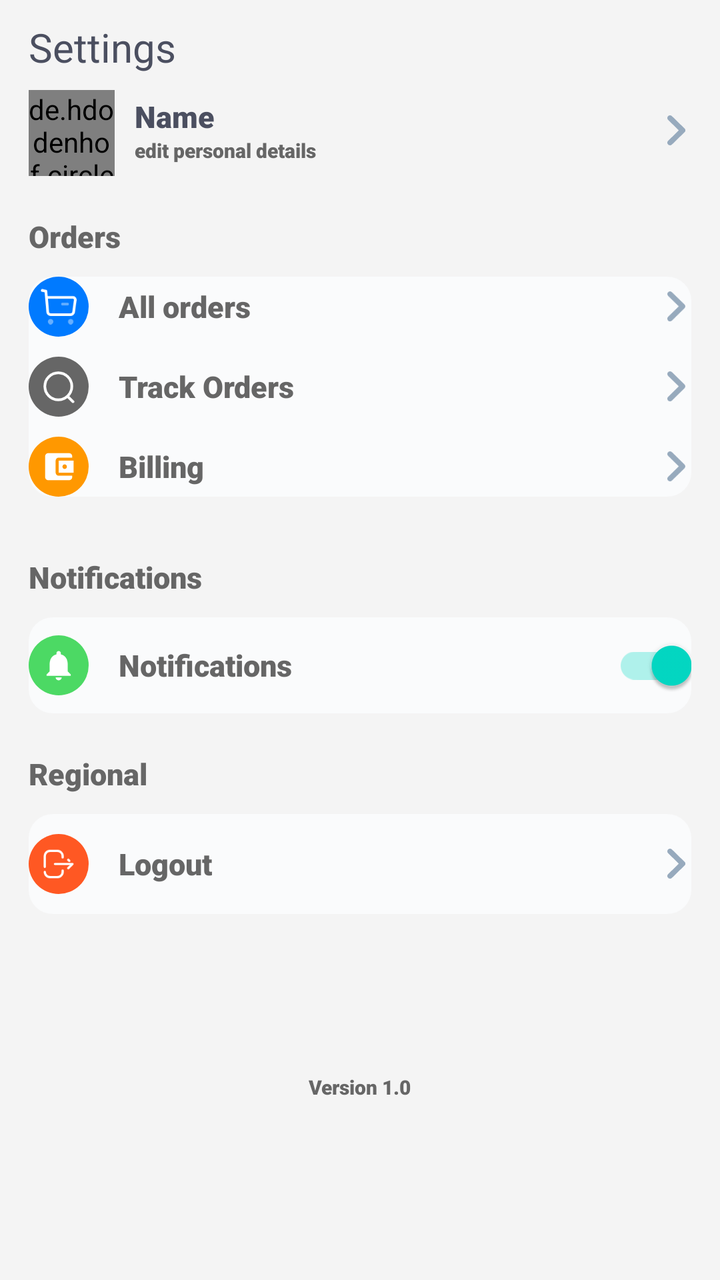
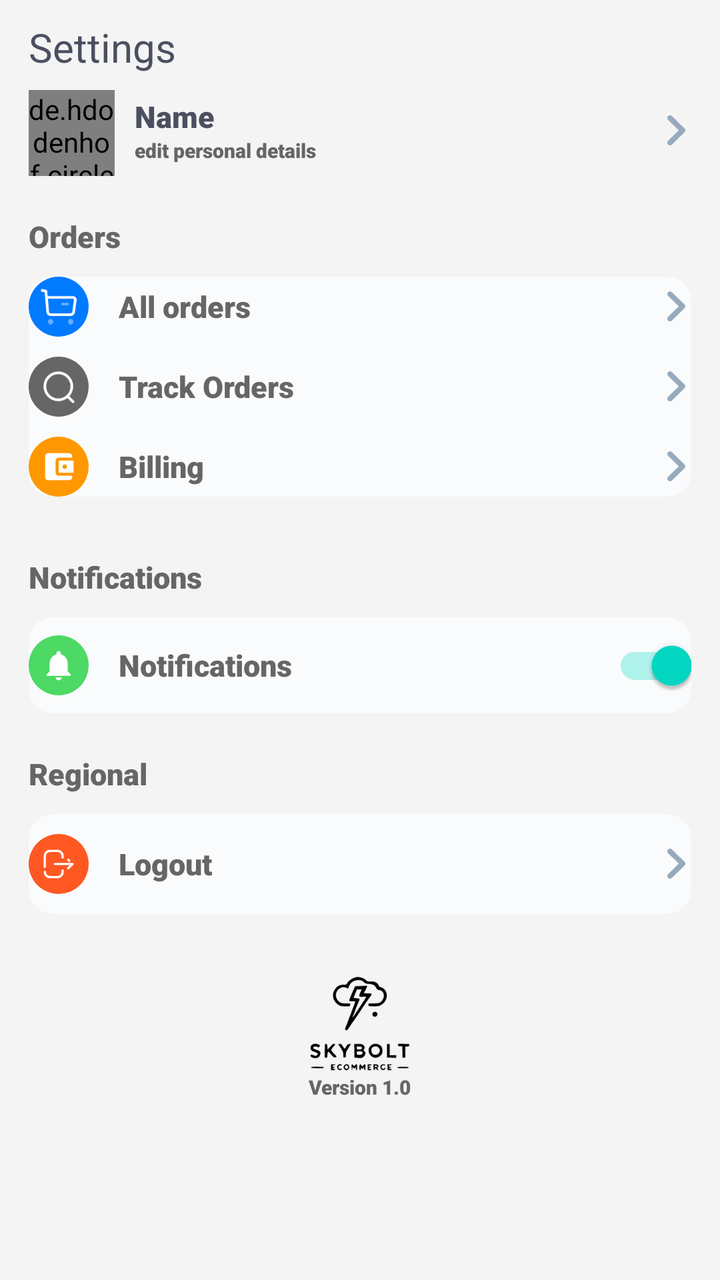

Compare the two renders of this Android layout. The source of the first and the diff that turns it into the second are given below.
<!-- AndroidManifest.xml: application theme Theme.SkyboltECommerceApp -->
<!-- res/layout/fragment_profile.xml -->
<?xml version="1.0" encoding="utf-8"?>
<androidx.core.widget.NestedScrollView xmlns:android="http://schemas.android.com/apk/res/android"
    xmlns:app="http://schemas.android.com/apk/res-auto"
    xmlns:tools="http://schemas.android.com/tools"
    android:layout_width="match_parent"
    android:layout_height="match_parent"
    android:fillViewport="true"
    tools:context=".Fragments.Shopping.ProfileFragment"
    android:background="#F4F4F4">



    <androidx.constraintlayout.widget.ConstraintLayout
        android:layout_width="match_parent"
        android:layout_height="match_parent">

        <ProgressBar
            android:id="@+id/progressbarSettings"
            android:layout_width="wrap_content"
            android:layout_height="wrap_content"
            app:layout_constraintEnd_toEndOf="parent"
            app:layout_constraintStart_toStartOf="parent"
            app:layout_constraintTop_toTopOf="parent"
            app:layout_constraintBottom_toBottomOf="parent"
            android:indeterminateTint="@color/g_gray700"
            android:visibility="gone"/>

        <androidx.constraintlayout.widget.ConstraintLayout
            android:id="@+id/constraintParent"
            android:layout_width="match_parent"
            android:layout_height="match_parent">

            <TextView
                android:id="@+id/tvSettings"
                style="@style/BigTextViewThin"
                android:layout_width="wrap_content"
                android:layout_height="wrap_content"
                android:layout_marginTop="10dp"
                android:text="Settings"
                app:layout_constraintStart_toStartOf="@id/guideline1"
                app:layout_constraintTop_toTopOf="parent" />

            <androidx.constraintlayout.widget.ConstraintLayout
                android:id="@+id/constraintProfile"
                android:layout_width="0dp"
                android:layout_height="wrap_content"
                app:layout_constraintStart_toStartOf="@id/guideline1"
                app:layout_constraintEnd_toEndOf="@id/guideline2"
                android:layout_marginTop="8dp"
                app:layout_constraintTop_toBottomOf="@+id/tvSettings">

                <de.hdodenhof.circleimageview.CircleImageView
                    android:id="@+id/imageUser"
                    android:layout_width="43dp"
                    android:layout_height="43dp"
                    android:src="@color/black"
                    app:layout_constraintStart_toStartOf="parent"
                    app:layout_constraintTop_toTopOf="parent" />


                <TextView
                    android:id="@+id/tvUserName"
                    style="@style/MediumTextViewThin"
                    android:layout_width="wrap_content"
                    android:layout_height="wrap_content"
                    android:layout_marginStart="10dp"
                    android:layout_marginTop="3dp"
                    android:text="Name"
                    app:layout_constraintStart_toEndOf="@id/imageUser"
                    app:layout_constraintTop_toTopOf="@+id/imageUser" />



                <TextView
                    android:id="@+id/tv_edit_personal_details"
                    style="@style/SmallTextViewThin"
                    android:layout_width="wrap_content"
                    android:layout_height="wrap_content"
                    android:text="edit personal details"
                    app:layout_constraintTop_toBottomOf="@id/tvUserName"
                    app:layout_constraintStart_toStartOf="@+id/tvUserName" />

                <ImageView
                    android:id="@+id/arrow"
                    android:layout_width="15dp"
                    android:layout_height="15dp"
                    android:src="@drawable/ic_arrow"
                    app:layout_constraintEnd_toEndOf="@id/constraintProfile"
                    app:layout_constraintTop_toTopOf="@id/tvUserName"
                    app:layout_constraintBottom_toBottomOf="@id/tv_edit_personal_details"
                    app:tint="@color/g_blue_gray200" />



            </androidx.constraintlayout.widget.ConstraintLayout>

            <TextView
                android:id="@+id/tvOrders"
                style="@style/MediumTextViewThin"
                android:textColor="@color/g_gray700"
                android:textStyle="normal"
                android:layout_width="wrap_content"
                android:layout_height="wrap_content"
                android:layout_marginTop="20dp"
                android:text="Orders"
                app:layout_constraintStart_toStartOf="@id/guideline1"
                app:layout_constraintTop_toBottomOf="@id/constraintProfile" />


            <LinearLayout
                android:id="@+id/linearOrders"
                android:layout_width="0dp"
                android:layout_height="wrap_content"
                app:layout_constraintStart_toStartOf="@id/guideline1"
                app:layout_constraintEnd_toEndOf="@id/guideline2"
                app:layout_constraintTop_toBottomOf="@id/tvOrders"
                android:orientation="vertical"
                android:layout_marginTop="10dp"
                android:background="@drawable/search_box_background">

                <LinearLayout
                    android:id="@+id/linearAllOrders"
                    android:layout_width="match_parent"
                    android:layout_height="wrap_content"
                    android:orientation="horizontal">

                    <ImageView
                        android:layout_width="30dp"
                        android:layout_height="30dp"
                        android:src="@drawable/ic_all_orders"
                        android:layout_gravity="center_vertical"
                        android:background="@drawable/settings_items_background"
                        app:tint="@color/white" />

                    <TextView
                        android:id="@+id/tvAllOrders"
                        style="@style/MediumTextViewThin"
                        android:layout_width="0dp"
                        android:layout_height="wrap_content"
                        android:layout_weight="1"
                        android:text="All orders"
                        android:textColor="@color/g_gray700"
                        android:textStyle="bold"
                        android:layout_marginStart="15dp"
                        android:layout_gravity="center_vertical"/>

                    <ImageView
                        android:layout_width="15dp"
                        android:layout_height="15dp"
                        android:src="@drawable/ic_arrow"
                        app:tint="@color/g_blue_gray200"
                        android:layout_gravity="center_vertical"/>
                </LinearLayout>


                <LinearLayout
                    android:layout_width="match_parent"
                    android:layout_height="wrap_content"
                    android:orientation="horizontal"
                    android:layout_marginTop="10dp"
                    android:id="@+id/linearTrackOrder">

                    <ImageView
                        android:layout_width="30dp"
                        android:layout_height="30dp"
                        android:src="@drawable/ic_search"
                        android:layout_gravity="center_vertical"
                        android:background="@drawable/settings_items_background"
                        android:backgroundTint="@color/g_gray700"
                        app:tint="@color/white" />

                    <TextView
                        android:id="@+id/tvTrackOrders"
                        style="@style/MediumTextViewThin"
                        android:layout_width="0dp"
                        android:layout_height="wrap_content"
                        android:layout_weight="1"
                        android:text="Track Orders"
                        android:textColor="@color/g_gray700"
                        android:textStyle="bold"
                        android:layout_marginStart="15dp"
                        android:layout_gravity="center_vertical"/>

                    <ImageView
                        android:layout_width="15dp"
                        android:layout_height="15dp"
                        android:src="@drawable/ic_arrow"
                        app:tint="@color/g_blue_gray200"
                        android:layout_gravity="center_vertical"/>
                </LinearLayout>

                <LinearLayout
                    android:id="@+id/linearBilling"
                    android:layout_width="match_parent"
                    android:layout_height="wrap_content"
                    android:orientation="horizontal"
                    android:layout_marginTop="10dp">

                    <ImageView
                        android:layout_width="30dp"
                        android:layout_height="30dp"
                        android:src="@drawable/ic_billing"
                        android:layout_gravity="center_vertical"
                        android:background="@drawable/settings_items_background"
                        android:backgroundTint="#FF9800"
                        app:tint="@color/white" />

                    <TextView
                        android:id="@+id/tvBilling"
                        style="@style/MediumTextViewThin"
                        android:layout_width="0dp"
                        android:layout_height="wrap_content"
                        android:layout_weight="1"
                        android:text="Billing"
                        android:textColor="@color/g_gray700"
                        android:textStyle="bold"
                        android:layout_marginStart="15dp"
                        android:layout_gravity="center_vertical"/>

                    <ImageView
                        android:layout_width="15dp"
                        android:layout_height="15dp"
                        android:src="@drawable/ic_arrow"
                        app:tint="@color/g_blue_gray200"
                        android:layout_gravity="center_vertical"/>
                </LinearLayout>
            </LinearLayout>



            <TextView
                android:id="@+id/tvNotifications"
                style="@style/MediumTextViewThin"
                android:textColor="@color/g_gray700"
                android:textStyle="normal"
                android:layout_width="wrap_content"
                android:layout_height="wrap_content"
                android:layout_marginTop="30dp"
                android:text="Notifications"
                app:layout_constraintStart_toStartOf="@id/guideline1"
                app:layout_constraintTop_toBottomOf="@id/linearOrders" />

            <LinearLayout
                android:id="@+id/linearNotifications"
                android:layout_width="0dp"
                android:layout_height="wrap_content"
                app:layout_constraintStart_toStartOf="@id/guideline1"
                app:layout_constraintEnd_toEndOf="@id/guideline2"
                app:layout_constraintTop_toBottomOf="@id/tvNotifications"
                android:orientation="vertical"
                android:layout_marginTop="10dp"
                android:background="@drawable/search_box_background">

                <LinearLayout
                    android:layout_width="match_parent"
                    android:layout_height="wrap_content"
                    android:orientation="horizontal">

                    <ImageView
                        android:layout_width="30dp"
                        android:layout_height="30dp"
                        android:src="@drawable/ic_notification"
                        android:layout_gravity="center_vertical"
                        android:background="@drawable/settings_items_background"
                        app:tint="@color/white"
                        android:backgroundTint="#4cd964"/>

                    <TextView
                        style="@style/MediumTextViewThin"
                        android:layout_width="0dp"
                        android:layout_height="wrap_content"
                        android:layout_weight="1"
                        android:text="Notifications"
                        android:textColor="@color/g_gray700"
                        android:textStyle="bold"
                        android:layout_marginStart="15dp"
                        android:layout_gravity="center_vertical"/>

                    <androidx.appcompat.widget.SwitchCompat
                        android:id="@+id/switchNotification"
                        android:layout_width="wrap_content"
                        android:layout_height="wrap_content"
                        android:layout_gravity="center_vertical"
                        android:buttonTint="#4cd964"
                        android:checked="true"
                        />

                </LinearLayout>
            </LinearLayout>



            <TextView
                android:id="@+id/tvRegional"
                style="@style/MediumTextViewThin"
                android:textColor="@color/g_gray700"
                android:textStyle="normal"
                android:layout_width="wrap_content"
                android:layout_height="wrap_content"
                android:layout_marginTop="20dp"
                android:text="Regional"
                app:layout_constraintStart_toStartOf="@id/guideline1"
                app:layout_constraintTop_toBottomOf="@id/linearNotifications" />

            <LinearLayout
                android:background="@drawable/search_box_background"
                android:id="@+id/linear_regional"
                android:layout_width="0dp"
                android:layout_height="wrap_content"
                app:layout_constraintStart_toStartOf="@id/guideline1"
                app:layout_constraintEnd_toEndOf="@id/guideline2"
                app:layout_constraintTop_toBottomOf="@id/tvRegional"
                android:orientation="vertical"
                android:layout_marginTop="10dp">

                <LinearLayout
                    android:id="@+id/linearLogOut"
                    android:layout_width="match_parent"
                    android:layout_height="wrap_content"
                    android:orientation="horizontal"
                    android:layout_marginTop="10dp"
                    android:layout_marginBottom="10dp">

                    <ImageView
                        android:layout_width="30dp"
                        android:layout_height="30dp"
                        android:src="@drawable/ic_logout"
                        android:layout_gravity="center_vertical"
                        android:background="@drawable/settings_items_background"
                        android:backgroundTint="#ff5823"
                        app:tint="@color/white"
                        />

                    <TextView
                        android:id="@+id/logout"
                        style="@style/MediumTextViewThin"
                        android:layout_width="0dp"
                        android:layout_height="wrap_content"
                        android:layout_gravity="center_vertical"
                        android:layout_marginStart="15dp"
                        android:layout_weight="1"
                        android:text="Logout"
                        android:textColor="@color/g_gray700"
                        android:textStyle="bold" />

                    <ImageView
                        android:layout_width="15dp"
                        android:layout_height="15dp"
                        android:src="@drawable/ic_arrow"
                        app:tint="@color/g_blue_gray200"
                        android:layout_gravity="center_vertical"/>
                </LinearLayout>


            </LinearLayout>


            <TextView
                android:id="@+id/tvVersion"
                android:layout_width="wrap_content"
                android:layout_height="wrap_content"
                android:layout_marginBottom="10dp"
                android:fontFamily="sans-serif-black"
                android:text="Version 1.0"
                android:textColor="@color/g_gray700"
                android:textSize="10sp"
                app:layout_constraintBottom_toBottomOf="parent"
                app:layout_constraintEnd_toEndOf="@id/guideline2"
                app:layout_constraintStart_toStartOf="@id/guideline1"
                app:layout_constraintTop_toBottomOf="@+id/linear_regional" />



            <androidx.constraintlayout.widget.Guideline
                android:id="@+id/guideline1"
                android:layout_width="wrap_content"
                android:layout_height="wrap_content"
                android:orientation="vertical"
                app:layout_constraintGuide_percent="0.04" />

            <androidx.constraintlayout.widget.Guideline
                android:id="@+id/guideline2"
                android:layout_width="wrap_content"
                android:layout_height="wrap_content"
                android:orientation="vertical"
                app:layout_constraintGuide_percent="0.96" />

        </androidx.constraintlayout.widget.ConstraintLayout>


    </androidx.constraintlayout.widget.ConstraintLayout>


</androidx.core.widget.NestedScrollView>
<!-- resources referenced by this layout -->
<resources>
  <color name="black">#FF000000</color>
  <color name="g_blue_gray200">#97AABD</color>
  <color name="g_gray700">#666666</color>
  <color name="white">#FFFFFFFF</color>
  <!-- drawable ic_arrow (drawable) -->
  <vector xmlns:android="http://schemas.android.com/apk/res/android"
      android:width="6.966dp"
      android:height="11.798dp"
      android:viewportWidth="6.966"
      android:viewportHeight="11.798">
    <path
        android:pathData="M0.316,10.009a1.041,1.041 0,0 0,0.74 1.788,0.983 0.983,0 0,0 0.726,-0.307L6.658,6.643a1.046,1.046 0,0 0,0 -1.481L1.783,0.314A1.029,1.029 0,0 0,0.3 0.314,1.041 1.041,0 0,0 0.316,1.8L4.437,5.9Z"
        android:fillColor="#b3b3b3"/>
  </vector>
  <!-- drawable ic_notification (drawable) -->
  <vector xmlns:android="http://schemas.android.com/apk/res/android"
      android:width="24dp"
      android:height="24dp"
      android:viewportWidth="24"
      android:viewportHeight="24"
      android:tint="?attr/colorControlNormal">
    <path
        android:fillColor="@android:color/white"
        android:pathData="M12,22c1.1,0 2,-0.9 2,-2h-4c0,1.1 0.89,2 2,2zM18,16v-5c0,-3.07 -1.64,-5.64 -4.5,-6.32L13.5,4c0,-0.83 -0.67,-1.5 -1.5,-1.5s-1.5,0.67 -1.5,1.5v0.68C7.63,5.36 6,7.92 6,11v5l-2,2v1h16v-1l-2,-2z"/>
  </vector>
  <!-- drawable search_box_background (drawable) -->
  <?xml version="1.0" encoding="utf-8"?>
  <shape android:shape="rectangle" xmlns:android="http://schemas.android.com/apk/res/android">
      <solid android:color="#FAFBFC"/>
      <corners android:radius="12dp"/>
  </shape>
  <!-- drawable settings_items_background (drawable) -->
  <?xml version="1.0" encoding="utf-8"?>
  <shape android:shape="oval" xmlns:android="http://schemas.android.com/apk/res/android">
      <solid android:color="#007aff"/>
      <padding android:bottom="6dp"
          android:left="6dp"
          android:right="6dp"
          android:top="6dp"/>
  </shape>
  <style name="BigTextViewThin">
          <item name="android:textColor">#4b4f60</item>
          <item name="android:textSize">20sp</item>
          <item name="fontFamily">sans-serif-thin</item>
          <item name="android:textStyle">bold</item>
      </style>
  <style name="MediumTextViewThin">
          <item name="android:textColor">#4b4f60</item>
          <item name="android:textSize">15sp</item>
          <item name="fontFamily">sans-serif-black</item>
          <item name="android:textStyle">bold</item>
      </style>
  <style name="SmallTextViewThin">
      <item name="android:textColor">@color/g_gray700</item>
      <item name="android:textSize">10sp</item>
      <item name="fontFamily">sans-serif-black</item>
      </style>
  <style name="Theme.SkyboltECommerceApp" parent="Base.Theme.SkyboltECommerceApp" />
  <style name="Base.Theme.SkyboltECommerceApp" parent="Theme.MaterialComponents.Light.NoActionBar">
          
          <item name="colorPrimary">@color/purple_500</item>
          <item name="colorPrimaryVariant">@color/purple_700</item>
          <item name="colorOnPrimary">@color/white</item>
          
          <item name="colorSecondary">@color/teal_200</item>
          <item name="colorSecondaryVariant">@color/teal_700</item>
          <item name="colorOnSecondary">@color/black</item>
          
          <item name="android:statusBarColor" tools:targetApi="l">?attr/colorPrimaryVariant</item>
      </style>
  <color name="purple_500">#FF6200EE</color>
  <color name="purple_700">#FF3700B3</color>
  <color name="teal_200">#FF03DAC5</color>
  <color name="teal_700">#FF018786</color>
  <!-- unchanged entries left out for length: 4 -->
</resources>

<!-- the commit's change to res/layout/fragment_profile.xml (unified diff, before → after) -->
@@ -355,6 +355,15 @@
             </LinearLayout>
 
 
+            <ImageView
+                android:layout_width="50dp"
+                android:layout_height="50dp"
+                android:src="@drawable/skybolt_ecommerce_logo"
+                app:layout_constraintBottom_toTopOf="@id/tvVersion"
+                app:layout_constraintStart_toStartOf="@id/tvVersion"
+                app:layout_constraintEnd_toEndOf="@id/tvVersion"
+                />
+
             <TextView
                 android:id="@+id/tvVersion"
                 android:layout_width="wrap_content"
<!-- resource entries referenced after the edit -->
@@ -40,6 +40,7 @@
           android:right="6dp"
           android:top="6dp"/>
   </shape>
+  <!-- drawable skybolt_ecommerce_logo: vector/xml drawable (drawable, 8824 chars, omitted) -->
   <style name="BigTextViewThin">
           <item name="android:textColor">#4b4f60</item>
           <item name="android:textSize">20sp</item>
